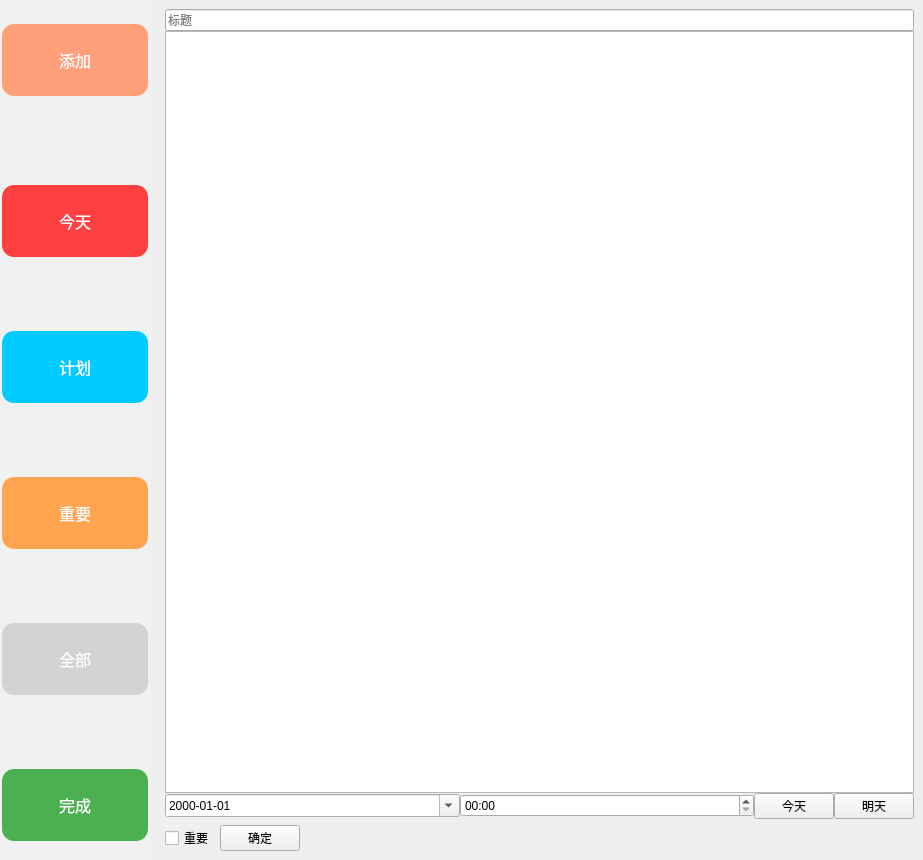
The window that ui/todolist.ui (Younger-Chan/everyday) describes before a commit, drawn with Qt 5.
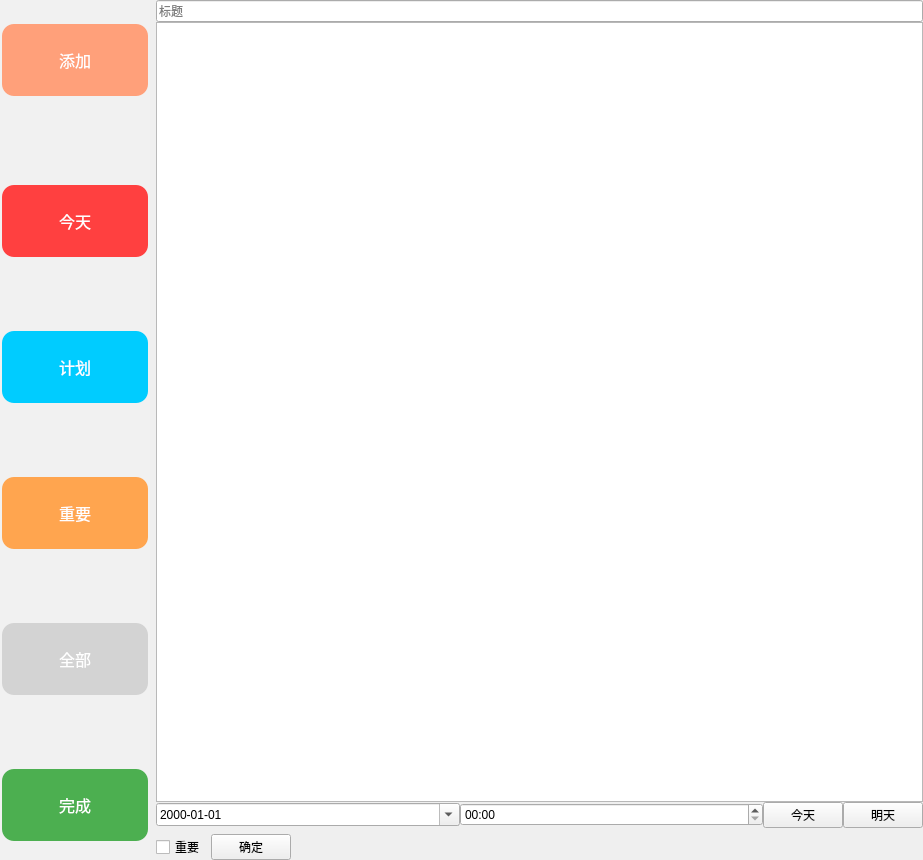
The same window after the commit. The open tabs and pages were chosen to show the change.

Commit message: 待办事项ui界面添加流布局

Patch:
```diff
--- a/ui/todolist.ui
+++ b/ui/todolist.ui
@@ -411,6 +411,18 @@
       <widget class="QStackedWidget" name="stackedWidget">
        <widget class="QWidget" name="page_add">
         <layout class="QVBoxLayout" name="verticalLayout_7">
+         <property name="leftMargin">
+          <number>0</number>
+         </property>
+         <property name="topMargin">
+          <number>0</number>
+         </property>
+         <property name="rightMargin">
+          <number>0</number>
+         </property>
+         <property name="bottomMargin">
+          <number>0</number>
+         </property>
          <item>
           <layout class="QVBoxLayout" name="verticalLayout_6">
            <item>
```
Left out of the diff: 7 changed lines with no effect on the pictures. The commit also changes 5 other files.
